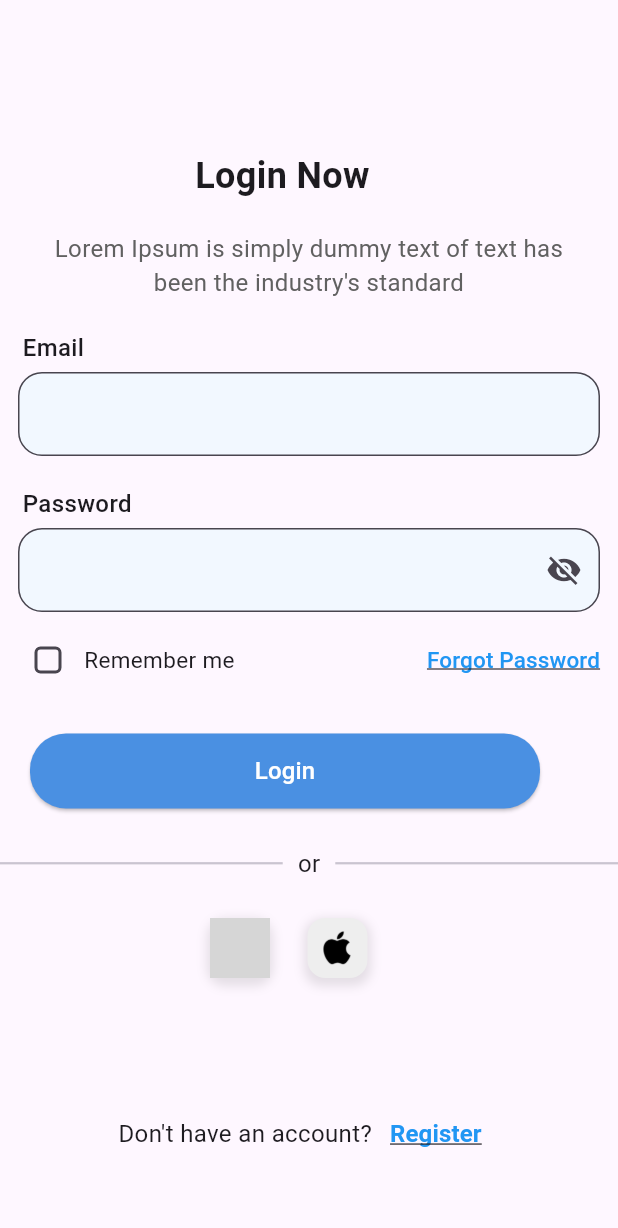
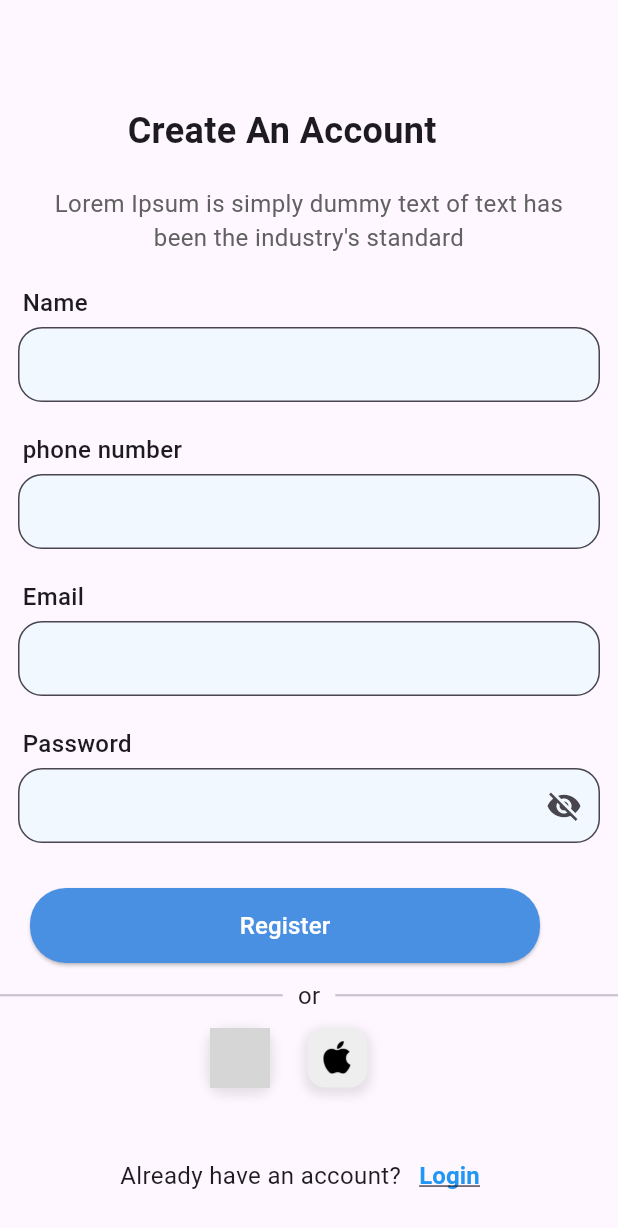
Before and after one commit to mohamedmostafarizk/Medcine_App, a Flutter app: the Registerpage screen opened directly, on a phone screen of 412 x 824 dp. Shown: the top 1228 px of the screen. Run offline on Flutter 3.47's test engine with Material 3 defaults, Android fonts, the light colour scheme and no system bars; our stand-ins replace firebase_core; accounts and stored records are empty; grey boxes are pictures that could not be loaded.

Commit message:
create register page

```diff
--- a/lib/Presentation/views/registerPage.dart
+++ b/lib/Presentation/views/registerPage.dart
@@ -1,6 +1,8 @@
 // ignore_for_file: file_names, deprecated_member_use
 
 import 'package:flutter/material.dart';
+import 'package:flutter/services.dart';
+import 'package:medcineapp/Presentation/views/loginView.dart';
 import 'package:medcineapp/const.dart';
 
 class Registerpage extends StatefulWidget {
@@ -22,14 +24,68 @@ class _RegisterpageState extends State<Registerpage> {
           crossAxisAlignment: CrossAxisAlignment.start,
           children: [
             const Padding(
-              padding: EdgeInsets.only(top: 100, left: 130),
+              padding: EdgeInsets.only(top: 70, left: 85),
               child: Text(
-                'Login Now',
+                'Create An Account',
                 style: TextStyle(fontSize: 24, fontWeight: FontWeight.bold),
               ),
             ),
             const SizedBox(height: 20),
             std,
+            const SizedBox(height: 20),
+            const Padding(
+              padding: EdgeInsets.only(left: 15),
+              child: Text(
+                'Name',
+                style: TextStyle(fontSize: 16, fontWeight: FontWeight.w500),
+              ),
+            ),
+            const SizedBox(height: 5),
+            Padding(
+              padding: const EdgeInsets.symmetric(horizontal: 12),
+              child: SizedBox(
+                height: 50,
+                child: TextField(
+                  decoration: InputDecoration(
+                    filled: true,
+                    fillColor: const Color(0xFFF2F8FF),
+                    border: OutlineInputBorder(
+                      borderRadius: BorderRadius.circular(16),
+                    ),
+                  ),
+                ),
+              ),
+            ),
+            const SizedBox(height: 20),
+            const Padding(
+              padding: EdgeInsets.only(left: 15),
+              child: Text(
+                'phone number',
+                style: TextStyle(fontSize: 16, fontWeight: FontWeight.w500),
+              ),
+            ),
+            const SizedBox(height: 5),
+            Padding(
+              padding: const EdgeInsets.symmetric(horizontal: 12),
+              child: SizedBox(
+                height: 50,
+                child: TextField(
+                  keyboardType: TextInputType.number, // Shows numeric keyboard
+                  inputFormatters: [
+                    FilteringTextInputFormatter
+                        .digitsOnly, // Allows only digits
+                  ],
+                  decoration: InputDecoration(
+                    filled: true,
+                    fillColor: const Color(0xFFF2F8FF),
+                    border: OutlineInputBorder(
+                      borderRadius: BorderRadius.circular(16),
+                    ),
+                  ),
+                ),
+              ),
+            ),
+
             const SizedBox(height: 20),
             const Padding(
               padding: EdgeInsets.only(left: 15),
@@ -41,12 +97,15 @@ class _RegisterpageState extends State<Registerpage> {
             const SizedBox(height: 5),
             Padding(
               padding: const EdgeInsets.symmetric(horizontal: 12),
+              child: SizedBox(
+                height: 50,
                 child: TextField(
                   decoration: InputDecoration(
                     filled: true,
                     fillColor: const Color(0xFFF2F8FF),
                     border: OutlineInputBorder(
                       borderRadius: BorderRadius.circular(16),
+                    ),
                   ),
                 ),
               ),
@@ -62,6 +121,8 @@ class _RegisterpageState extends State<Registerpage> {
             const SizedBox(height: 5),
             Padding(
               padding: const EdgeInsets.symmetric(horizontal: 12),
+              child: SizedBox(
+                height: 50,
                 child: TextField(
                   obscureText: _obscurePassword,
                   decoration: InputDecoration(
@@ -85,42 +146,8 @@ class _RegisterpageState extends State<Registerpage> {
                   ),
                 ),
               ),
-
-            /// 👉 "Remember Me" Checkbox
-            Padding(
-              padding: const EdgeInsets.only(left: 8, top: 8),
-              child: Row(
-                children: [
-                  Checkbox(
-                    value: _rememberMe,
-                    shape: RoundedRectangleBorder(
-                      borderRadius: BorderRadius.circular(4),
             ),
-                    onChanged: (value) {
-                      setState(() {
-                        _rememberMe = value!;
-                      });
-                    },
-                  ),
-                  const Text('Remember me', style: TextStyle(fontSize: 15)),
-                  Spacer(),
-                  TextButton(
-                    onPressed: () {
-                      // Handle "Forgot Password" action
-                    },
-                    child: const Text(
-                      'Forgot Password',
-                      style: TextStyle(
-                        fontSize: 15,
-                        color: Colors.blue,
-                        decoration: TextDecoration.underline,
-                      ),
-                    ),
-                  ),
-                ],
-              ),
-            ),
-            const SizedBox(height: 25),
+            const SizedBox(height: 30),
             Padding(
               padding: const EdgeInsets.only(left: 20),
               child: ElevatedButton(
@@ -135,12 +162,12 @@ class _RegisterpageState extends State<Registerpage> {
                   ),
                 ),
                 child: const Text(
-                  'Login',
+                  'Register',
                   style: TextStyle(fontSize: 16, color: Colors.white),
                 ),
               ),
             ),
-            const SizedBox(height: 25),
+            const SizedBox(height: 10),
             Row(
               children: [
                 Expanded(
@@ -160,7 +187,7 @@ class _RegisterpageState extends State<Registerpage> {
                 ),
               ],
             ),
-            const SizedBox(height: 25),
+            const SizedBox(height: 10),
             Row(
               children: [
                 Container(
@@ -201,20 +228,25 @@ class _RegisterpageState extends State<Registerpage> {
                 ),
               ],
             ),
-            const SizedBox(height: 80),
+            const SizedBox(height: 35),
             Row(
               mainAxisAlignment: MainAxisAlignment.center,
               children: [
                 const Text(
-                  'Don\'t have an account?',
+                  "Already have an account?",
                   style: TextStyle(fontSize: 16),
                 ),
                 TextButton(
                   onPressed: () {
-                    // Handle navigation to sign-up page
+                    Navigator.push(
+                      context,
+                      MaterialPageRoute(
+                        builder: (context) => const Loginview(),
+                      ),
+                    );
                   },
                   child: const Text(
-                    'Register',
+                    'Login',
                     style: TextStyle(
                       fontSize: 16,
                       color: Colors.blue,
```
Lines whose indentation alone changed are shown as unchanged.
